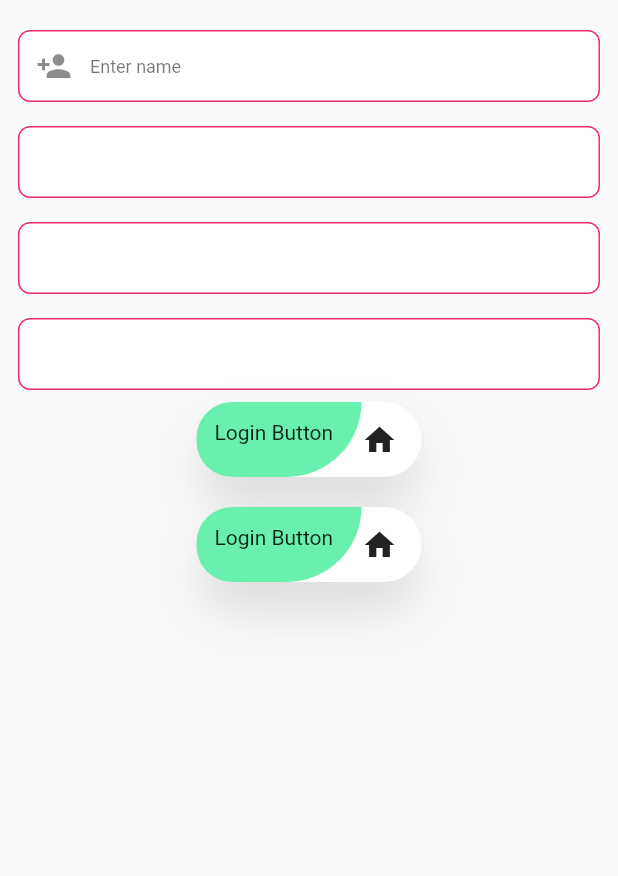
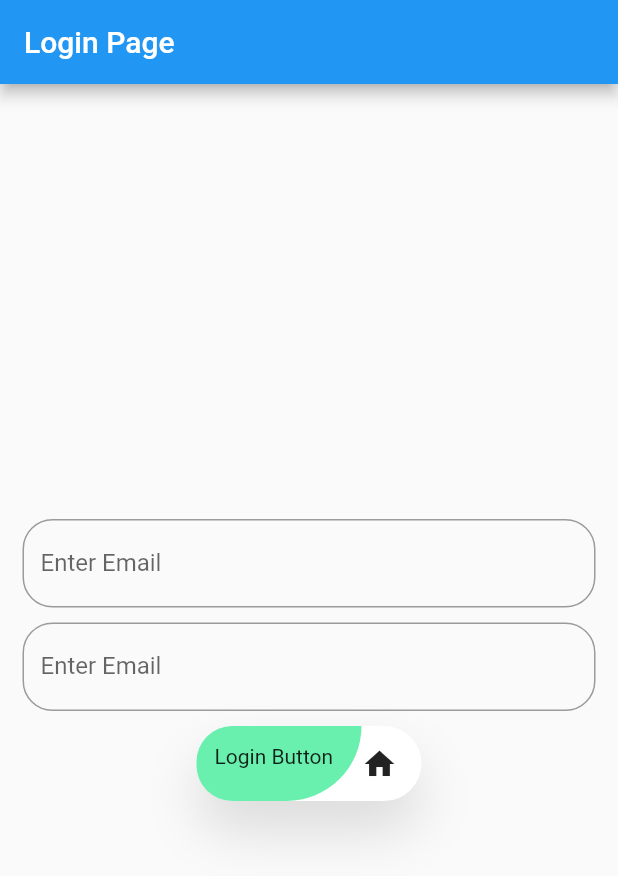
Before and after one commit to MrBabulgamIT/textFiled-And-Button, a Flutter app: the screen it shows after launch, on a phone screen of 412 x 824 dp. Shown: the top 876 px of the screen. Run offline on Flutter 3.47's test engine with Material 2 defaults, Android fonts, the phone set to English and light mode, and no system bars; our stand-ins replace fluttertoast, google_fonts.

Commit message:
Text Field And Button And Color

```diff
--- /dev/null
+++ b/lib/desgin.dart
@@ -0,0 +1,90 @@
+import 'package:flutter/material.dart';
+
+class DesginDemo extends StatefulWidget {
+  const DesginDemo({Key? key}) : super(key: key);
+
+  @override
+  State<DesginDemo> createState() => _DesginDemoState();
+}
+
+class _DesginDemoState extends State<DesginDemo> {
+
+  TextEditingController _nameController= TextEditingController();
+  TextEditingController _passwordController= TextEditingController();
+
+
+  @override
+  Widget build(BuildContext context) {
+    return Scaffold(
+      appBar: AppBar(title: Text("Login Page"),),
+      body: Center(
+        child: Column(
+          mainAxisAlignment: MainAxisAlignment.center,
+          children: [
+           Padding(
+             padding: const EdgeInsets.all(15.0),
+             child: Center(
+               child: Column(
+                 children: [
+                   TextFormField(
+                     controller:_nameController,
+                     decoration: InputDecoration(
+                       labelText: 'Enter Email',
+                       border: OutlineInputBorder(borderRadius: BorderRadius.circular(20)),
+                     ),
+                   ),
+                   SizedBox(height: 10,),
+                   TextFormField(
+                     controller:_nameController,
+                     decoration: InputDecoration(
+                       labelText: 'Enter Email',
+                       border: OutlineInputBorder(borderRadius: BorderRadius.circular(20)),
+                     ),
+                   ),
+                   SizedBox(height: 10,),
+               Center(
+                 child: Container(
+                   width: 150,
+                   decoration: BoxDecoration(
+                     boxShadow: [
+                       BoxShadow(
+                           offset: Offset(0, 20), blurRadius: 30, color: Colors.black12)
+                     ],
+                     color: Colors.white,
+                     borderRadius: BorderRadius.circular(30),
+                   ),
+                   child: Row(
+                     children: [
+                       Container(
+                         height: 50,
+                         width: 110,
+                         padding: EdgeInsets.symmetric(vertical: 12, horizontal: 12),
+                         child: Text(
+                           'Login Button',
+                         ),
+                         decoration: BoxDecoration(
+
+                             color: Colors.greenAccent,
+                             borderRadius: BorderRadius.only(
+                               bottomLeft: Radius.circular(95),
+                               topLeft: Radius.circular(95),
+                               bottomRight: Radius.circular(200),
+                             )),
+                       ),
+                       Icon(Icons.home),
+                     ],
+                   ),
+                 ),
+               ),
+
+                 ],
+               ),
+             ),
+
+           ),
+          ],
+        ),
+      ),
+    );
+  }
+}
--- a/lib/main.dart
+++ b/lib/main.dart
@@ -1,4 +1,5 @@
 import 'package:flutter/material.dart';
+import 'package:textfieldbutton/desgin.dart';
 import 'package:textfieldbutton/homedemo.dart';
 
 void main() {
@@ -11,7 +12,7 @@ class MyApp extends StatelessWidget {
   @override
   Widget build(BuildContext context) {
     return MaterialApp(
-      home: HomeDemo(),
+      home: DesginDemo(),
     );
   }
 }
```
